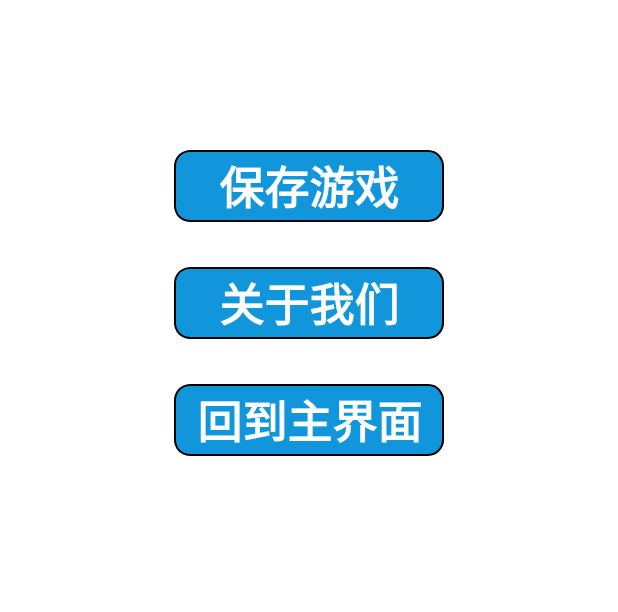
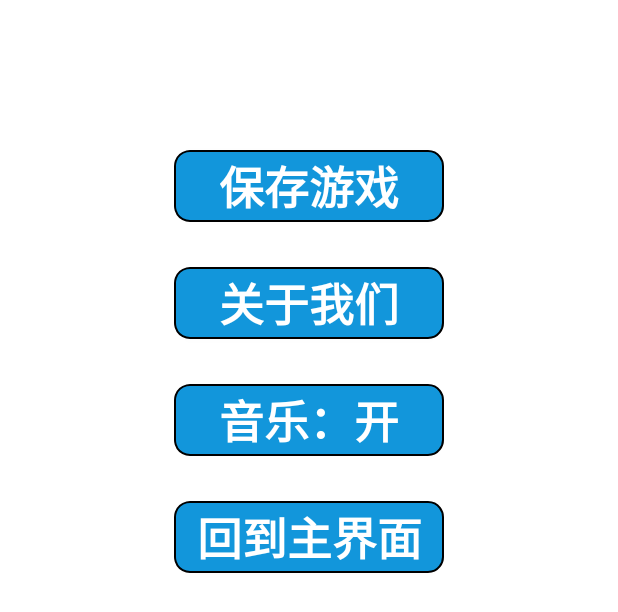
Before and after one commit to H01i2/GoToSchool, an Android app: the layout menu_fragment.xml on its own in the app's theme, with its tools: preview values and no code run, on a phone screen of 412 x 824 dp. Shown: the top 612 px of the screen. Run offline under Robolectric (Android 15) with nearby library versions, the phone set to English and light mode, and no system bars.

Commit message:
menu_fragment布局里增加音乐开关

```diff
--- a/app/src/main/res/layout/menu_fragment.xml
+++ b/app/src/main/res/layout/menu_fragment.xml
@@ -31,6 +31,17 @@
         android:textStyle="bold"/>
 
     <Button
+        android:id="@+id/btn_music"
+        android:layout_width="180dp"
+        android:layout_height="wrap_content"
+        android:text="音乐：开"
+        android:textSize="30dp"
+        android:layout_gravity="center"
+        android:background="@drawable/button_style"
+        android:layout_marginTop="30dp"
+        android:textColor="#ffffff"
+        android:textStyle="bold"/>
+    <Button
         android:id="@+id/btn_menuquit"
         android:layout_width="180dp"
         android:layout_height="wrap_content"
```
